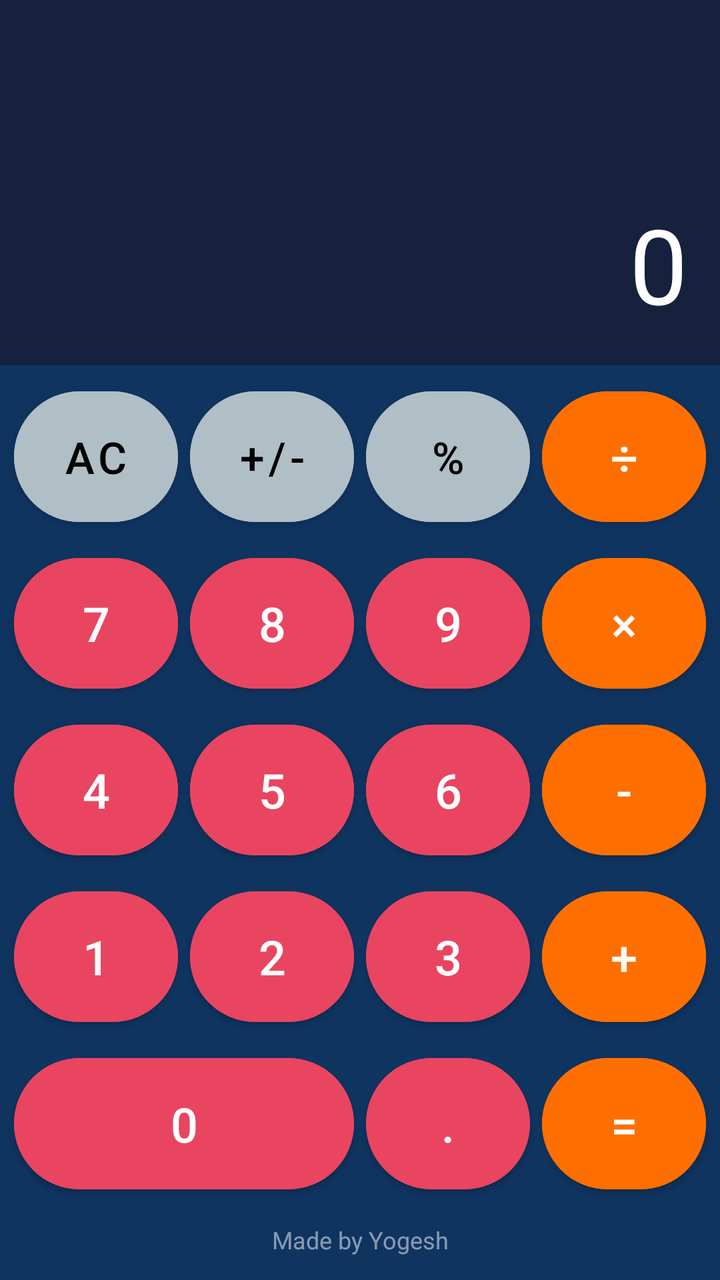
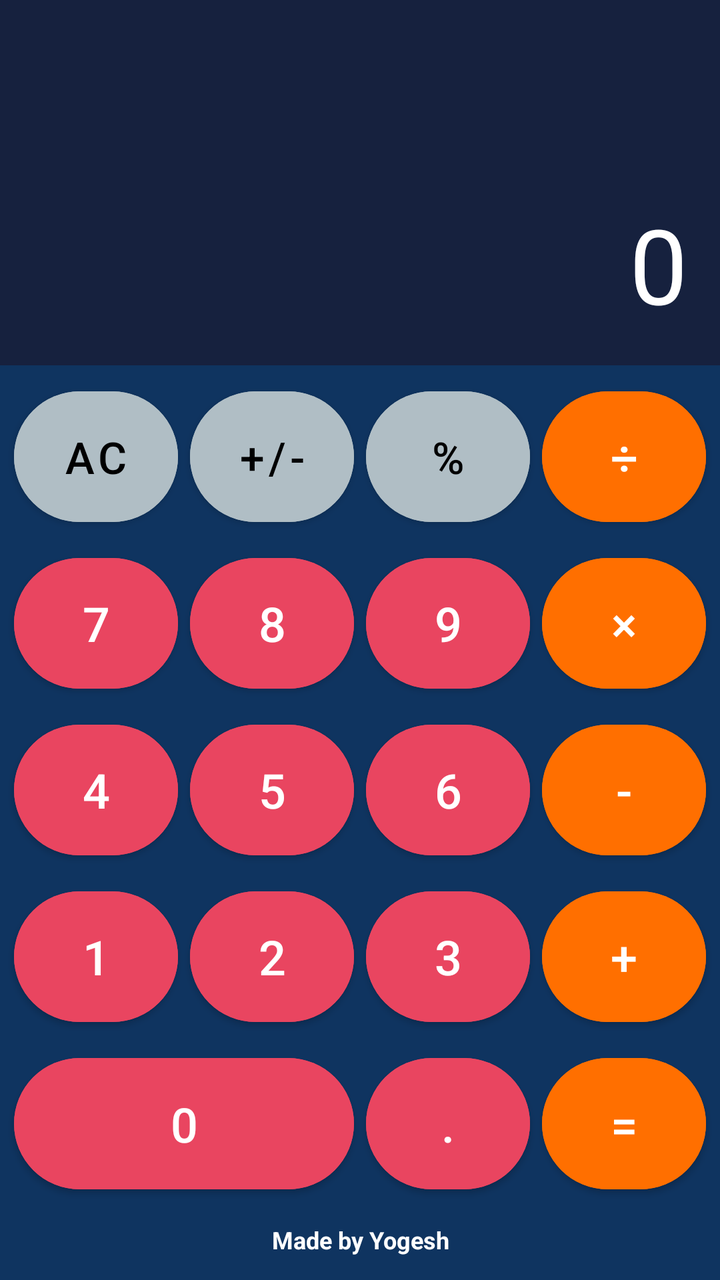

Before-and-after screenshots of an Android layout around one commit, followed by the original layout XML and the change that was made.
<!-- AndroidManifest.xml: application theme Theme.AndroidLabPracticals -->
<!-- res/layout/activity_calculator.xml -->
<?xml version="1.0" encoding="utf-8"?>
<LinearLayout xmlns:android="http://schemas.android.com/apk/res/android"
    android:layout_width="match_parent"
    android:layout_height="match_parent"
    android:orientation="vertical"
    android:background="#1a1a2e">

    
    <TextView
        android:id="@+id/tv_display"
        android:layout_width="match_parent"
        android:layout_height="0dp"
        android:layout_weight="2"
        android:text="0"
        android:textColor="#FFFFFF"
        android:textSize="52sp"
        android:gravity="end|bottom"
        android:padding="16dp"
        android:background="#16213e"
        android:ellipsize="start"
        android:singleLine="true" />

    
    <GridLayout
        android:layout_width="match_parent"
        android:layout_height="0dp"
        android:layout_weight="5"
        android:columnCount="4"
        android:rowCount="6"
        android:padding="4dp"
        android:background="#0f3460">

        
        <Button android:id="@+id/btn_clear" android:text="AC" style="@style/CalcButtonLight" android:layout_columnWeight="1" android:layout_rowWeight="1" />
        <Button android:id="@+id/btn_plus_minus" android:text="+/-" style="@style/CalcButtonLight" android:layout_columnWeight="1" android:layout_rowWeight="1" />
        <Button android:id="@+id/btn_percent" android:text="%" style="@style/CalcButtonLight" android:layout_columnWeight="1" android:layout_rowWeight="1" />
        <Button android:id="@+id/btn_divide" android:text="÷" style="@style/CalcButtonOrange" android:layout_columnWeight="1" android:layout_rowWeight="1" />

        
        <Button android:id="@+id/btn_7" android:text="7" style="@style/CalcButtonDark" android:layout_columnWeight="1" android:layout_rowWeight="1" />
        <Button android:id="@+id/btn_8" android:text="8" style="@style/CalcButtonDark" android:layout_columnWeight="1" android:layout_rowWeight="1" />
        <Button android:id="@+id/btn_9" android:text="9" style="@style/CalcButtonDark" android:layout_columnWeight="1" android:layout_rowWeight="1" />
        <Button android:id="@+id/btn_multiply" android:text="×" style="@style/CalcButtonOrange" android:layout_columnWeight="1" android:layout_rowWeight="1" />

        
        <Button android:id="@+id/btn_4" android:text="4" style="@style/CalcButtonDark" android:layout_columnWeight="1" android:layout_rowWeight="1" />
        <Button android:id="@+id/btn_5" android:text="5" style="@style/CalcButtonDark" android:layout_columnWeight="1" android:layout_rowWeight="1" />
        <Button android:id="@+id/btn_6" android:text="6" style="@style/CalcButtonDark" android:layout_columnWeight="1" android:layout_rowWeight="1" />
        <Button android:id="@+id/btn_minus" android:text="-" style="@style/CalcButtonOrange" android:layout_columnWeight="1" android:layout_rowWeight="1" />

        
        <Button android:id="@+id/btn_1" android:text="1" style="@style/CalcButtonDark" android:layout_columnWeight="1" android:layout_rowWeight="1" />
        <Button android:id="@+id/btn_2" android:text="2" style="@style/CalcButtonDark" android:layout_columnWeight="1" android:layout_rowWeight="1" />
        <Button android:id="@+id/btn_3" android:text="3" style="@style/CalcButtonDark" android:layout_columnWeight="1" android:layout_rowWeight="1" />
        <Button android:id="@+id/btn_plus" android:text="+" style="@style/CalcButtonOrange" android:layout_columnWeight="1" android:layout_rowWeight="1" />

        
        <Button android:id="@+id/btn_0" android:text="0" style="@style/CalcButtonDark"
            android:layout_columnSpan="2" android:layout_columnWeight="2" android:layout_rowWeight="1" />
        <Button android:id="@+id/btn_dot" android:text="." style="@style/CalcButtonDark" android:layout_columnWeight="1" android:layout_rowWeight="1" />
        <Button android:id="@+id/btn_equals" android:text="=" style="@style/CalcButtonOrange" android:layout_columnWeight="1" android:layout_rowWeight="1" />

        
        <TextView
            android:layout_width="0dp"
            android:layout_height="wrap_content"
            android:layout_columnSpan="4"
            android:layout_columnWeight="4"
            android:text="Made by Yogesh"
            android:textColor="#80FFFFFF"
            android:gravity="center"
            android:textSize="12sp"
            android:padding="8dp" />

    </GridLayout>

</LinearLayout>
<!-- resources referenced by this layout -->
<resources>
  <style name="CalcButtonDark" parent="Widget.MaterialComponents.Button">
          <item name="android:layout_width">0dp</item>
          <item name="android:layout_height">0dp</item>
          <item name="android:textSize">24sp</item>
          <item name="android:textColor">#FFFFFF</item>
          <item name="android:backgroundTint">#e94560</item>
          <item name="android:layout_margin">3dp</item>
          <item name="cornerRadius">50dp</item>
      </style>
  <style name="CalcButtonLight" parent="Widget.MaterialComponents.Button">
          <item name="android:layout_width">0dp</item>
          <item name="android:layout_height">0dp</item>
          <item name="android:textSize">22sp</item>
          <item name="android:textColor">#000000</item>
          <item name="android:backgroundTint">#B0BEC5</item>
          <item name="android:layout_margin">3dp</item>
          <item name="cornerRadius">50dp</item>
      </style>
  <style name="CalcButtonOrange" parent="Widget.MaterialComponents.Button">
          <item name="android:layout_width">0dp</item>
          <item name="android:layout_height">0dp</item>
          <item name="android:textSize">24sp</item>
          <item name="android:textColor">#FFFFFF</item>
          <item name="android:backgroundTint">#FF6F00</item>
          <item name="android:layout_margin">3dp</item>
          <item name="cornerRadius">50dp</item>
      </style>
  <style name="Theme.AndroidLabPracticals" parent="Theme.MaterialComponents.DayNight.DarkActionBar">
          <item name="colorPrimary">@color/colorPrimary</item>
          <item name="colorPrimaryVariant">@color/colorPrimaryDark</item>
          <item name="colorOnPrimary">@color/white</item>
          <item name="colorSecondary">@color/colorAccent</item>
          <item name="colorOnSecondary">@color/white</item>
          <item name="android:statusBarColor">@color/colorPrimaryDark</item>
      </style>
  <color name="colorPrimary">#1565C0</color>
  <color name="colorPrimaryDark">#0D47A1</color>
  <color name="white">#FFFFFF</color>
  <color name="colorAccent">#FF6F00</color>
</resources>

<!-- the commit's change to res/layout/activity_calculator.xml (unified diff, before → after) -->
@@ -67,7 +67,8 @@
             android:layout_columnSpan="4"
             android:layout_columnWeight="4"
             android:text="Made by Yogesh"
-            android:textColor="#80FFFFFF"
+            android:textColor="#FFFFFF"
+            android:textStyle="bold"
             android:gravity="center"
             android:textSize="12sp"
             android:padding="8dp" />
<!-- resource entries referenced after the edit -->
@@ -27,17 +27,37 @@
           <item name="android:layout_margin">3dp</item>
           <item name="cornerRadius">50dp</item>
       </style>
-  <style name="Theme.AndroidLabPracticals" parent="Theme.MaterialComponents.DayNight.DarkActionBar">
+  <style name="Theme.AndroidLabPracticals" parent="Theme.MaterialComponents.Light.DarkActionBar">
+          
           <item name="colorPrimary">@color/colorPrimary</item>
           <item name="colorPrimaryVariant">@color/colorPrimaryDark</item>
           <item name="colorOnPrimary">@color/white</item>
+          
           <item name="colorSecondary">@color/colorAccent</item>
           <item name="colorOnSecondary">@color/white</item>
+          
           <item name="android:statusBarColor">@color/colorPrimaryDark</item>
+  
+          
+          <item name="android:textColor">@color/text_primary</item>
+          <item name="android:textColorPrimary">@color/text_primary</item>
+          <item name="android:textColorSecondary">@color/text_secondary</item>
+          <item name="android:editTextColor">@color/text_primary</item>
+          <item name="android:textColorHint">@color/text_hint</item>
+  
+          
+          <item name="android:windowBackground">@color/dashboard_bg</item>
+          <item name="colorSurface">@color/card_bg</item>
+          <item name="colorOnSurface">@color/text_primary</item>
       </style>
-  <color name="colorPrimary">#1565C0</color>
-  <color name="colorPrimaryDark">#0D47A1</color>
+  <color name="colorPrimary">#1A73E8</color>
+  <color name="colorPrimaryDark">#1557B0</color>
   <color name="white">#FFFFFF</color>
-  <color name="colorAccent">#FF6F00</color>
+  <color name="colorAccent">#FF6D00</color>
+  <color name="text_primary">#1A1A1A</color>
+  <color name="text_secondary">#4A5568</color>
+  <color name="text_hint">#718096</color>
+  <color name="dashboard_bg">#F4F6F9</color>
+  <color name="card_bg">#FFFFFF</color>
 </resources>
 
